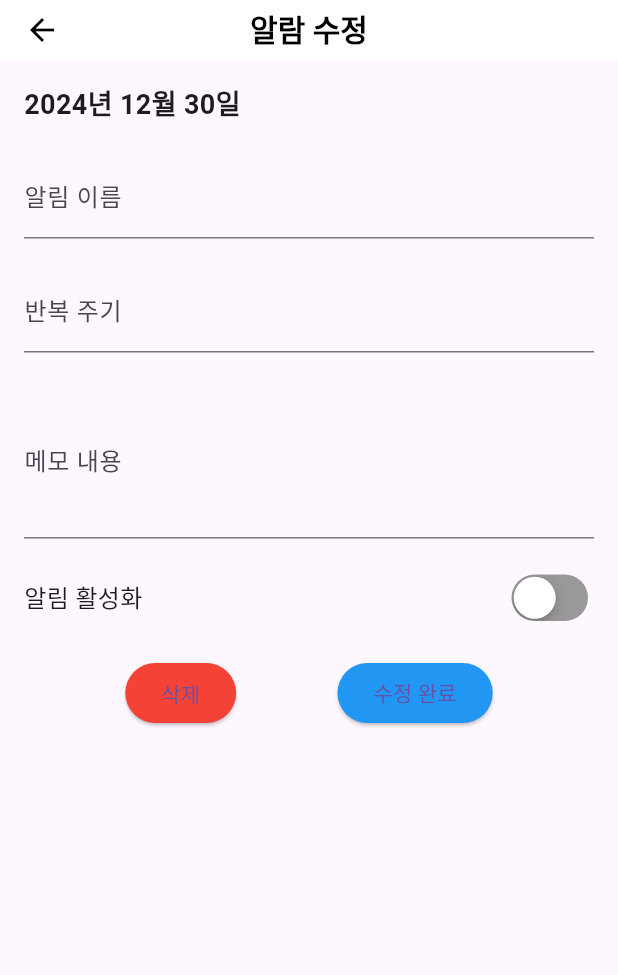
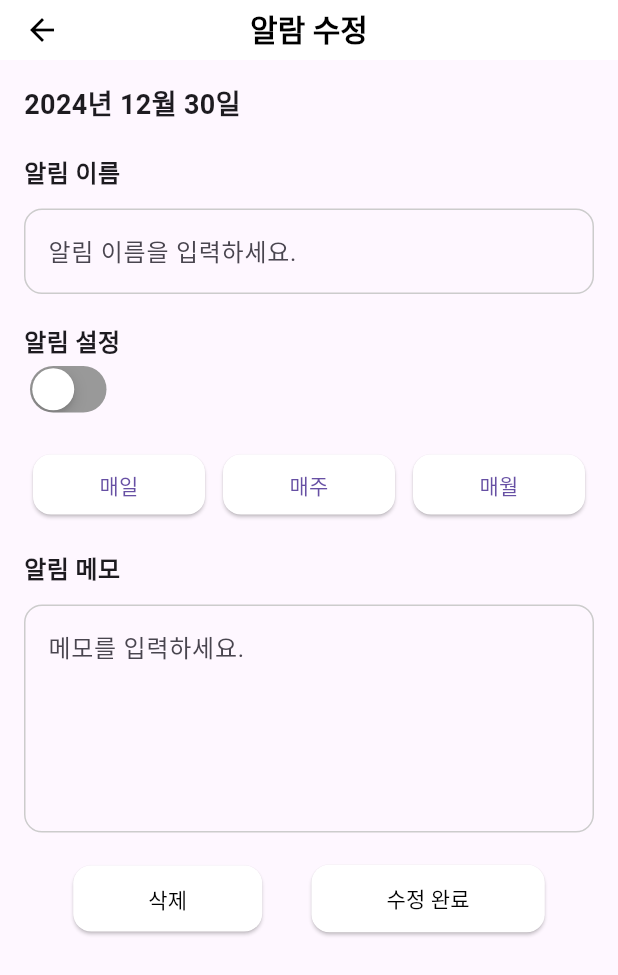
Before and after one commit to choimings/bulssuk_calendar, a Flutter app: the UpdateMemoPage screen opened directly with empty values, on a phone screen of 412 x 824 dp. Shown: the top 975 px of the screen. Run offline on Flutter 3.47's test engine with Material 3 defaults, Android fonts, the phone set to English and light mode, and no system bars; our stand-ins replace flutter_secure_storage, table_calendar; accounts and stored records are empty; network calls fail.

Commit message:
updateMemo UI change / toggle button connected db

```diff
--- a/lib/calendar/calendar_page.dart
+++ b/lib/calendar/calendar_page.dart
@@ -103,7 +103,7 @@ class _CalendarPageState extends State<CalendarPage> {
               MaterialPageRoute(
                 builder: (context) => SavedMemoPage(
                   selectedDate: strippedDate,
-                  memoList: memoList!,
+                  initialMemoList: memoDetails[strippedDate] ?? [], // 메모 리스트 전달
                 ),
               ),
             ),
@@ -114,10 +114,6 @@ class _CalendarPageState extends State<CalendarPage> {
       print('No memos found for selected date: $strippedDate');
     }
   }
-
-
-
-
 
 
 
--- a/lib/calendar/updateMemo_page.dart
+++ b/lib/calendar/updateMemo_page.dart
@@ -16,27 +16,37 @@ class UpdateMemoPage extends StatefulWidget {
   }) : super(key: key);
 
   @override
-  _UpdateMemoPageState createState() => _UpdateMemoPageState();
+  State<UpdateMemoPage> createState() => _UpdateMemoPageState();
 }
 
 class _UpdateMemoPageState extends State<UpdateMemoPage> {
   late TextEditingController _nameController;
-  late TextEditingController _everyController;
+  late String _alarmFrequency;
   late TextEditingController _memoController;
-  bool _alarmEnabled = false;
+  late bool _alarmEnabled; // 알림 활성화 상태
   final FlutterSecureStorage _storage = FlutterSecureStorage();
   String? _userId;
 
   @override
   void initState() {
     super.initState();
+
+    // 디버깅용 출력
+    print('Received memo: ${widget.memo}');
+
+    // 등록 시의 알림 상태와 데이터를 초기화
     _nameController = TextEditingController(text: widget.memo['user_calendar_name']);
-    _everyController = TextEditingController(text: widget.memo['user_calendar_every']);
+    _alarmFrequency = widget.memo['user_calendar_every'];
     _memoController = TextEditingController(text: widget.memo['user_calendar_memo']);
-    _alarmEnabled = widget.memo['user_calendar_list'] ?? false;
+    _alarmEnabled = widget.memo['user_calendar_list'] ?? false; // 알림 상태 초기화
+
+    // 디버깅용 출력
+    print('Initial alarmEnabled: $_alarmEnabled');
+
     _loadUserId();
   }
 
+  // 사용자 ID 로드
   Future<void> _loadUserId() async {
     _userId = await _storage.read(key: 'user_id');
     if (_userId == null) {
@@ -47,32 +57,49 @@ class _UpdateMemoPageState extends State<UpdateMemoPage> {
     }
   }
 
+
+  // 메모 수정 함수
   Future<void> _updateMemo() async {
-    if (_userId == null) return;
+    final userId = await _storage.read(key: 'user_id');
+
+    if (userId == null) {
+      ScaffoldMessenger.of(context).showSnackBar(
+        const SnackBar(content: Text('사용자 정보를 찾을 수 없습니다. 다시 로그인해주세요.')),
+      );
+      return;
+    }
+
+    // 날짜를 ISO8601에서 YYYY-MM-DD 형식으로 변환
+    String formattedDate = widget.selectedDate.toIso8601String().split('T')[0];
+
+    final alarmData = {
+      'user_id': userId,
+      'user_calendar_no': widget.memo['user_calendar_no'], // 고유 식별자
+      'user_calendar_name': _nameController.text,
+      'user_calendar_every': _alarmFrequency,
+      'user_calendar_memo': _memoController.text,
+      'user_calendar_date': formattedDate, // 날짜 전달
+      'user_calendar_list': _alarmEnabled, // 토글 상태 전달
+    };
+
+    print('Sending alarm update request with data: $alarmData'); // 디버깅용 로그임다
 
     try {
       final response = await http.put(
         Uri.parse('http://localhost:8080/update_alarm'),
         headers: {'Content-Type': 'application/json'},
-        body: jsonEncode({
-          'user_id': _userId,
-          'user_calendar_name': _nameController.text,
-          'user_calendar_every': _everyController.text,
-          'user_calendar_memo': _memoController.text,
-          'user_calendar_date': widget.selectedDate.toIso8601String().split('T')[0],
-          'user_calendar_list': _alarmEnabled,
-        }),
+        body: jsonEncode(alarmData),
       );
 
       if (response.statusCode == 200) {
         ScaffoldMessenger.of(context).showSnackBar(
           const SnackBar(content: Text('알람이 성공적으로 수정되었습니다.')),
         );
-        Navigator.pop(context);
+        Navigator.pop(context, true);
       } else {
         print('Failed to update memo: ${response.body}');
         ScaffoldMessenger.of(context).showSnackBar(
-          const SnackBar(content: Text('알람 수정 실패')),
+          SnackBar(content: Text('알람 수정 실패: ${response.body}')),
         );
       }
     } catch (error) {
@@ -83,28 +110,39 @@ class _UpdateMemoPageState extends State<UpdateMemoPage> {
     }
   }
 
+
+  // 메모 삭제 함수
   Future<void> _deleteMemo() async {
-    if (_userId == null) return;
+    final userId = await _storage.read(key: 'user_id');
+
+    if (userId == null) {
+      ScaffoldMessenger.of(context).showSnackBar(
+        const SnackBar(content: Text('사용자 정보를 찾을 수 없습니다. 다시 로그인해주세요.')),
+      );
+      return;
+    }
+
+    final deleteData = {
+      'user_id': userId,
+      'user_calendar_no': widget.memo['user_calendar_no'], // 고유 메모 번호 추가
+    };
 
     try {
       final response = await http.put(
         Uri.parse('http://localhost:8080/deactivate_alarm'),
         headers: {'Content-Type': 'application/json'},
-        body: jsonEncode({
-          'user_id': _userId,
-          'user_calendar_date': widget.selectedDate.toIso8601String().split('T')[0],
-        }),
+        body: jsonEncode(deleteData),
       );
 
       if (response.statusCode == 200) {
         ScaffoldMessenger.of(context).showSnackBar(
           const SnackBar(content: Text('알람이 삭제되었습니다.')),
         );
-        Navigator.pop(context);
+        Navigator.pop(context, true);
       } else {
         print('Failed to delete memo: ${response.body}');
         ScaffoldMessenger.of(context).showSnackBar(
-          const SnackBar(content: Text('알람 삭제 실패')),
+          SnackBar(content: Text('알람 삭제 실패: ${response.body}')),
         );
       }
     } catch (error) {
@@ -131,57 +169,42 @@ class _UpdateMemoPageState extends State<UpdateMemoPage> {
               style: const TextStyle(fontSize: 18, fontWeight: FontWeight.bold),
             ),
             const SizedBox(height: 20),
+            _buildLabel('알림 이름'),
+            const SizedBox(height: 12),
             TextField(
               controller: _nameController,
-              decoration: const InputDecoration(labelText: '알림 이름'),
+              decoration: _buildInputDecoration('알림 이름을 입력하세요.'),
             ),
             const SizedBox(height: 20),
-            TextField(
-              controller: _everyController,
-              decoration: const InputDecoration(labelText: '반복 주기'),
+            _buildLabel('알림 설정'),
+            CupertinoSwitch(
+              value: _alarmEnabled,
+              activeTrackColor: CupertinoColors.activeGreen,
+              thumbColor: CupertinoColors.white,
+              trackColor: CupertinoColors.inactiveGray,
+              onChanged: (value) {
+                setState(() {
+                  _alarmEnabled = value;
+                });
+                print('Alarm enabled changed: $_alarmEnabled'); // 디버깅용 출력
+              },
             ),
             const SizedBox(height: 20),
+            _buildFrequencyOptions(),
+            const SizedBox(height: 20),
+            _buildLabel('알림 메모'),
+            const SizedBox(height: 12),
             TextField(
               controller: _memoController,
-              maxLines: 3,
-              decoration: const InputDecoration(labelText: '메모 내용'),
-            ),
-            const SizedBox(height: 20),
-            Row(
-              mainAxisAlignment: MainAxisAlignment.spaceBetween,
-              children: [
-                const Text('알림 활성화', style: TextStyle(fontSize: 16)),
-                CupertinoSwitch(
-                  value: _alarmEnabled,
-                  activeColor: CupertinoColors.activeGreen,
-                  trackColor: CupertinoColors.inactiveGray,
-                  thumbColor: CupertinoColors.white,
-                  onChanged: (value) {
-                    setState(() {
-                      _alarmEnabled = value;
-                    });
-                  },
-                ),
-              ],
+              maxLines: 5,
+              decoration: _buildInputDecoration('메모를 입력하세요.'),
             ),
             const SizedBox(height: 20),
             Row(
               mainAxisAlignment: MainAxisAlignment.spaceEvenly,
               children: [
-                ElevatedButton(
-                  onPressed: _deleteMemo,
-                  style: ElevatedButton.styleFrom(
-                    backgroundColor: Colors.red,
-                  ),
-                  child: const Text('삭제'),
-                ),
-                ElevatedButton(
-                  onPressed: _updateMemo,
-                  style: ElevatedButton.styleFrom(
-                    backgroundColor: Colors.blue,
-                  ),
-                  child: const Text('수정 완료'),
-                ),
+                _buildActionButton('삭제', _deleteMemo),
+                _buildActionButton('수정 완료', _updateMemo),
               ],
             ),
           ],
@@ -189,4 +212,68 @@ class _UpdateMemoPageState extends State<UpdateMemoPage> {
       ),
     );
   }
+
+  Widget _buildLabel(String text) {
+    return Text(
+      text,
+      style: const TextStyle(fontWeight: FontWeight.bold, fontSize: 16.0),
+    );
+  }
+
+  InputDecoration _buildInputDecoration(String hintText) {
+    return InputDecoration(
+      hintText: hintText,
+      enabledBorder: OutlineInputBorder(
+        borderRadius: BorderRadius.circular(12.0),
+        borderSide: const BorderSide(color: Color(0xFFCCCCCC)),
+      ),
+      focusedBorder: OutlineInputBorder(
+        borderSide: const BorderSide(color: Color(0xFFCCCCCC), width: 2.0),
+      ),
+      border: OutlineInputBorder(),
+    );
+  }
+
+  Widget _buildFrequencyOptions() {
+    return Row(
+      mainAxisAlignment: MainAxisAlignment.spaceBetween,
+      children: ['매일', '매주', '매월']
+          .map((label) => Expanded(
+        child: Padding(
+          padding: const EdgeInsets.symmetric(horizontal: 6.0),
+          child: ElevatedButton(
+            style: ElevatedButton.styleFrom(
+              backgroundColor: _alarmFrequency == label
+                  ? const Color(0xFFB0F4E6)
+                  : Colors.white,
+              shape: RoundedRectangleBorder(
+                borderRadius: BorderRadius.circular(12.0),
+              ),
+            ),
+            onPressed: () {
+              setState(() {
+                _alarmFrequency = label;
+              });
+            },
+            child: Text(label),
+          ),
+        ),
+      ))
+          .toList(),
+    );
+  }
+
+  Widget _buildActionButton(String label, VoidCallback onPressed, {Color? color}) {
+    return ElevatedButton(
+      style: ElevatedButton.styleFrom(
+        backgroundColor: color ?? Colors.white,
+        shape: RoundedRectangleBorder(
+          borderRadius: BorderRadius.circular(12.0),
+        ),
+        padding: const EdgeInsets.symmetric(horizontal: 50.0, vertical: 12.0),
+      ),
+      onPressed: onPressed,
+      child: Text(label, style: const TextStyle(color: Colors.black)),
+    );
+  }
 }
--- a/pubspec.yaml
+++ b/pubspec.yaml
@@ -11,7 +11,7 @@ environment:
 dependencies:
   flutter:
     sdk: flutter
-  flutter_secure_storage: ^8.0.0
+  flutter_secure_storage: ^9.2.2
   http: ^1.2.2
   table_calendar: ^3.0.6
   intl: ^0.18.0
```
Also changed, not shown: lib/calendar/memoModal_page.dart (+15 -8 lines), lib/calendar/memo_page.dart (+5 -5 lines), lib/calendar/savedMemo_page.dart (+83 -6 lines), pubspec.lock, 1 other file.
